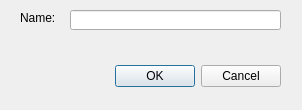
Before: the Qt Designer form SceneEditor/ui/AddNodeDialog.ui in dac456/canis, drawn with Qt 5.
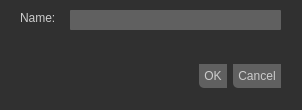
After: the same form once the commit is applied.

Commit message: added stylesheet to other dialogs and windows

The edit to the form file:
```diff
--- a/SceneEditor/ui/AddNodeDialog.ui
+++ b/SceneEditor/ui/AddNodeDialog.ui
@@ -16,6 +16,169 @@
   <property name="windowTitle">
    <string>Add Scene Node</string>
   </property>
+  <property name="styleSheet">
+   <string notr="true">QWidget#centralWidget
+{
+	background-color: #303030;
+}
+
+QDialog
+{
+	background-color: #303030;
+}
+
+QSplitter
+{
+	background-color: #303030;
+}
+
+QMenuBar
+{
+	background-color: #303030;
+	color: #CCCCCC;
+}
+
+QMenu
+{
+	background-color: #303030;
+	color: #CCCCCC;
+}
+
+QStatusBar
+{
+	background-color: #303030;
+}
+
+QStatusBar::item
+{
+	color: #CCCCCC;
+	border-radius: 1px;
+}
+
+QToolBar
+{
+	background-color: #505050;
+}
+
+QMenuBar::item
+{
+	background-color: #303030;
+}
+
+QMenuBar::item::selected
+{
+	background-color: #909090;
+}
+
+QMenu::item::selected
+{
+	background-color: #909090;
+}
+
+QPushButton
+{
+	color: #CCCCCC;
+	background-color: #606060;
+	border-bottom-left-radius: 5px;
+	padding: 5px;
+}
+
+QPushButton:hover
+{
+	background-color: #707070;
+}
+
+QPushButton:disabled
+{
+	color: #606060;
+	background-color: #202020;
+}
+
+QFrame#frame
+{
+	background-color: #303030;
+	border-bottom-left-radius: 5px;
+}
+
+QFrame#frame_2
+{
+	background-color: #303030;
+	border-bottom-left-radius: 5px;
+}
+
+QFrame#frame_3
+{
+	background-color: #303030;
+	border-bottom-left-radius: 5px;
+}
+
+QLabel
+{
+	color: #CCCCCC;
+}
+
+QListWidget
+{
+	background-color: #606060;
+	color: #CCCCCC;
+	border-radius: 1px;
+}
+
+QListWidget::item:selected
+{
+	background-color: #808080;
+	color: #CCCCCC;
+	border-radius: 1px;
+}
+
+QTreeWidget
+{
+	background-color: #606060;
+	color: #CCCCCC;
+	border-radius: 1px;
+}
+
+QLineEdit
+{
+	background-color: #606060;
+	color: #CCCCCC;
+	border-radius: 1px;
+}
+
+QGroupBox
+{
+	color: #CCCCCC;
+}
+
+QComboBox
+{
+  background-color: #606060;
+  border-radius: 2px;
+
+  selection-color: #AAAAAA;
+  selection-background-color: #606060;
+  show-decoration-selected: 0;
+}
+
+QComboBox:on
+{
+  padding-top: -10px;
+  padding-left: 2px;
+}
+
+QComboBox::drop-down
+{
+   subcontrol-origin: padding;
+   subcontrol-position: top right;
+   width: 7px;
+
+   border-left-width: 0px;
+   border-left-color: #000000;
+   border-left-style: solid;
+   border-top-right-radius: 3px;
+   border-bottom-right-radius: 3px;
+}</string>
+  </property>
   <property name="modal">
    <bool>true</bool>
   </property>
```
The commit also changes 4 other files.
